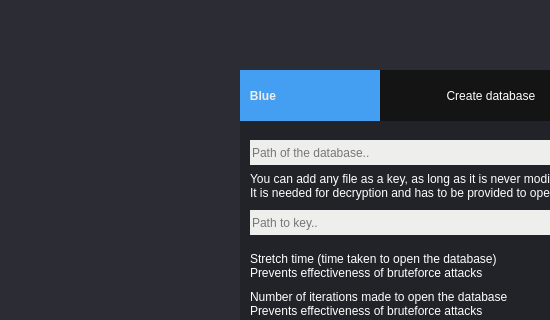
Qt form Blue/MainwindowWidgets/databasecreator.ui (AmiditeX/Blue) before a commit; both pictures show x 0 to 550 and y 0 to 320 of the 1080 by 750 pixel window.
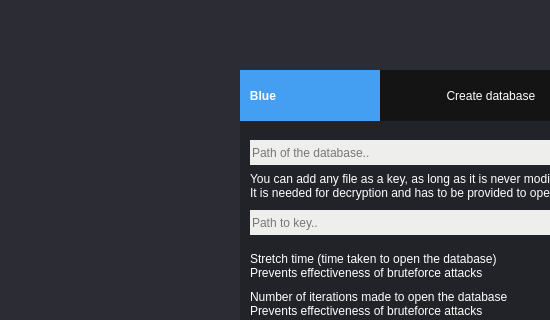
The same form after that commit.

Patch:
```diff
--- a/Blue/MainwindowWidgets/databasecreator.ui
+++ b/Blue/MainwindowWidgets/databasecreator.ui
@@ -53,7 +53,7 @@
    </property>
    <property name="styleSheet">
     <string notr="true">background-color: rgb(68, 158, 241);
-color: rgb(238, 238, 236);
+color: rgb(255, 255, 255);
 font: 75 22pt &quot;DejaVu Sans&quot;;
 font-weight: bold</string>
    </property>
```
